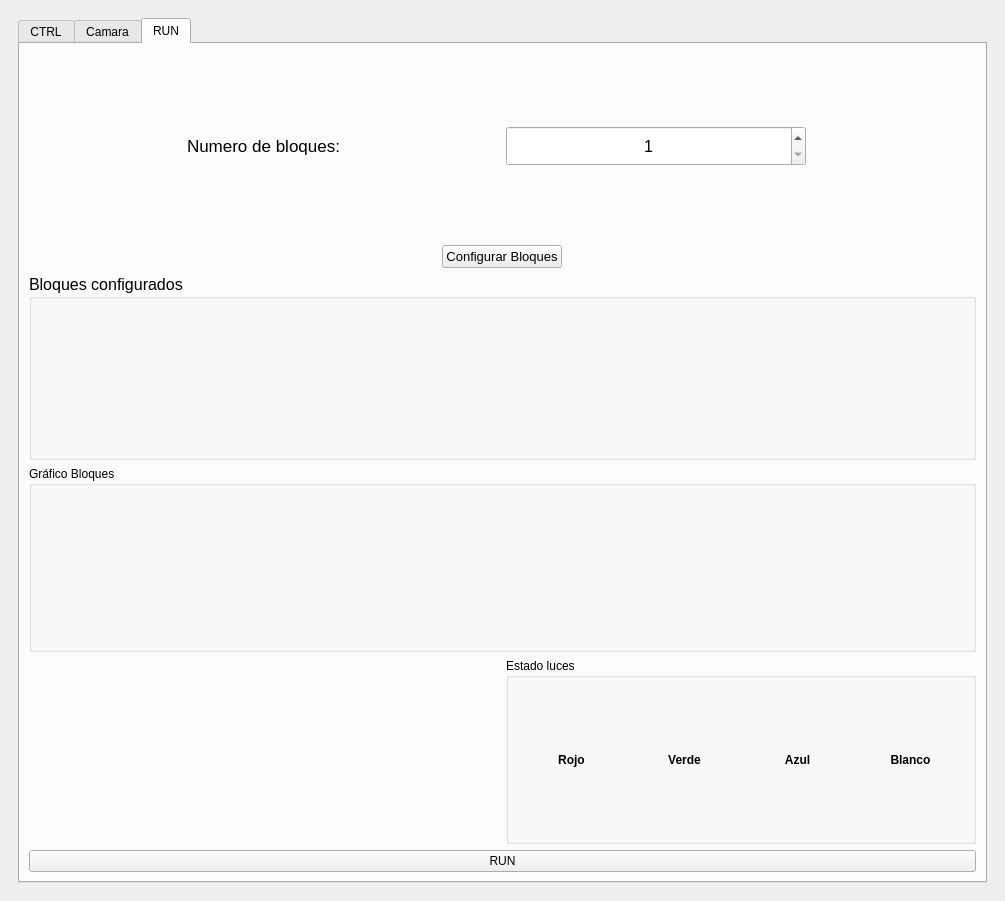
Old version of the form software/GUI/gui_test_v3.ui in the repository iowlabs/FluOpti.
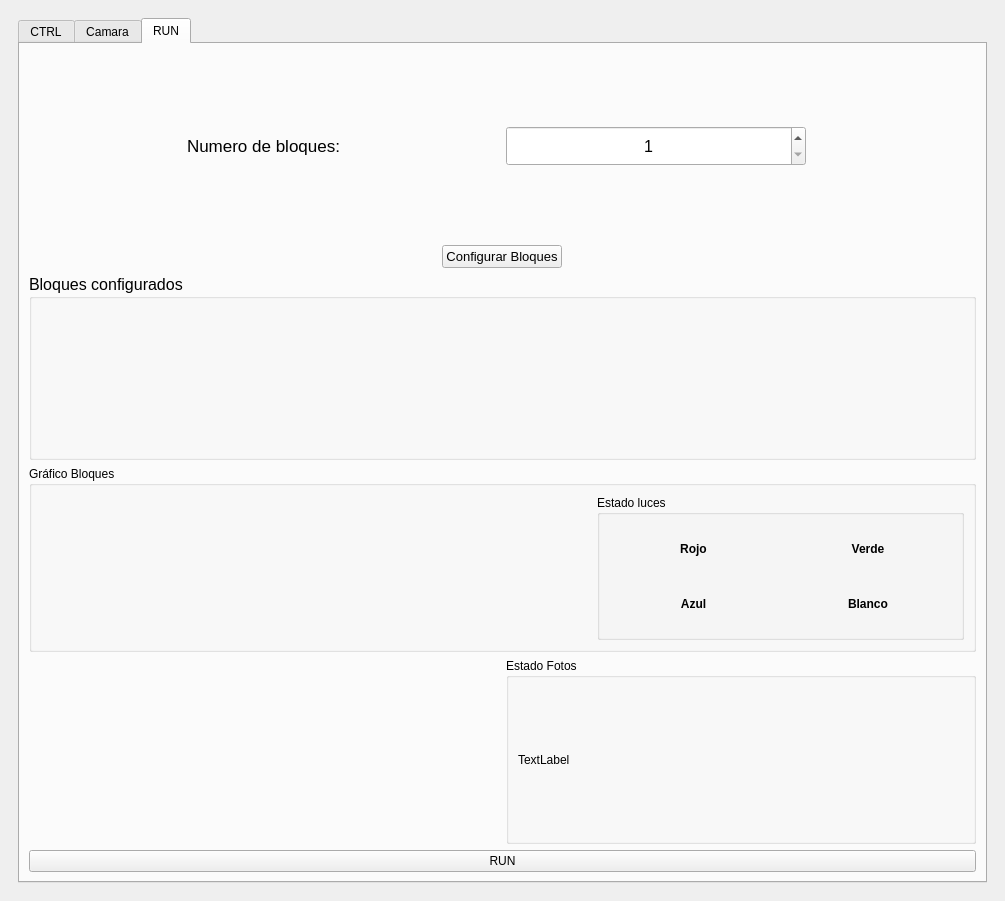
New version of the form. Custom widgets are drawn as their Qt base class.

Commit message: avances nueva gui

What changed in the file:
```diff
--- a/software/GUI/gui_test_v3.ui
+++ b/software/GUI/gui_test_v3.ui
@@ -975,48 +975,17 @@
                <property name="title">
                 <string>Gráfico Bloques</string>
                </property>
-               <layout class="QVBoxLayout" name="verticalLayout_5">
+               <layout class="QHBoxLayout" name="horizontalLayout_12" stretch="3,2">
                 <item>
                  <widget class="Plot_bloque" name="grafico_bloques" native="true"/>
                 </item>
-               </layout>
-              </widget>
-             </item>
              <item>
-              <layout class="QHBoxLayout" name="horizontalLayout_10">
-               <item>
-                <widget class="QLabel" name="label_tiempo">
-                 <property name="text">
-                  <string/>
-                 </property>
-                 <property name="alignment">
-                  <set>Qt::AlignCenter</set>
-                 </property>
-                </widget>
-               </item>
-               <item>
-                <widget class="QGroupBox" name="groupBox">
+                 <widget class="QGroupBox" name="groupBox_3">
                  <property name="title">
                   <string>Estado luces</string>
                  </property>
-                 <layout class="QHBoxLayout" name="horizontalLayout_11">
-                  <item>
-                   <widget class="QLabel" name="label_luz_roja">
-                    <property name="font">
-                     <font>
-                      <weight>75</weight>
-                      <bold>true</bold>
-                     </font>
-                    </property>
-                    <property name="text">
-                     <string>Rojo</string>
-                    </property>
-                    <property name="alignment">
-                     <set>Qt::AlignCenter</set>
-                    </property>
-                   </widget>
-                  </item>
-                  <item>
+                  <layout class="QGridLayout" name="gridLayout">
+                   <item row="0" column="1">
                    <widget class="QLabel" name="label_luz_verde">
                     <property name="font">
                      <font>
@@ -1032,7 +1001,23 @@
                     </property>
                    </widget>
                   </item>
-                  <item>
+                   <item row="0" column="0">
+                    <widget class="QLabel" name="label_luz_roja">
+                     <property name="font">
+                      <font>
+                       <weight>75</weight>
+                       <bold>true</bold>
+                      </font>
+                     </property>
+                     <property name="text">
+                      <string>Rojo</string>
+                     </property>
+                     <property name="alignment">
+                      <set>Qt::AlignCenter</set>
+                     </property>
+                    </widget>
+                   </item>
+                   <item row="1" column="0">
                    <widget class="QLabel" name="label_luz_azul">
                     <property name="font">
                      <font>
@@ -1048,7 +1033,7 @@
                     </property>
                    </widget>
                   </item>
-                  <item>
+                   <item row="1" column="1">
                    <widget class="QLabel" name="label_luz_blanca">
                     <property name="font">
                      <font>
@@ -1061,6 +1046,42 @@
                     </property>
                     <property name="alignment">
                      <set>Qt::AlignCenter</set>
+                     </property>
+                    </widget>
+                   </item>
+                  </layout>
+                 </widget>
+                </item>
+               </layout>
+              </widget>
+             </item>
+             <item>
+              <layout class="QHBoxLayout" name="horizontalLayout_10">
+               <item>
+                <widget class="QLabel" name="label_tiempo">
+                 <property name="font">
+                  <font>
+                   <pointsize>12</pointsize>
+                  </font>
+                 </property>
+                 <property name="text">
+                  <string/>
+                 </property>
+                 <property name="alignment">
+                  <set>Qt::AlignCenter</set>
+                 </property>
+                </widget>
+               </item>
+               <item>
+                <widget class="QGroupBox" name="groupBox">
+                 <property name="title">
+                  <string>Estado Fotos</string>
+                 </property>
+                 <layout class="QHBoxLayout" name="horizontalLayout_11">
+                  <item>
+                   <widget class="QLabel" name="label_foto">
+                    <property name="text">
+                     <string>TextLabel</string>
                     </property>
                    </widget>
                   </item>
```
Lines whose indentation alone changed are shown as unchanged. The commit also changes 2 other files.
